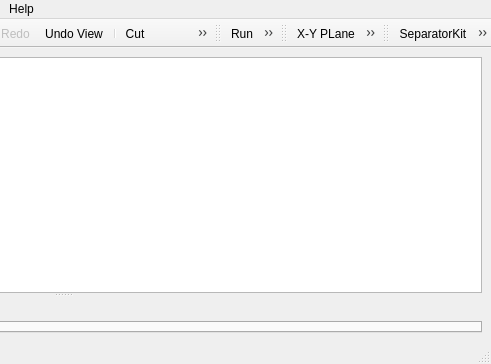
Above: TonatiuhProject/src/source/gui/mainwindow.ui from iat-cener/tonatiuh before the change; both pictures show x 366 to 857 and y 0 to 364 of the 857 by 364 pixel window. Below: the same form after it.
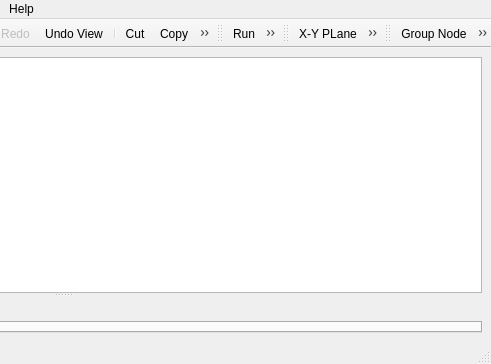
That is the form after the change. Icons and pictures are not drawn. Custom widgets are drawn as their Qt base class.

Commit message: ShapeTroughHyperbola defined with new input parameters

```diff
--- a/TonatiuhProject/src/source/gui/mainwindow.ui
+++ b/TonatiuhProject/src/source/gui/mainwindow.ui
@@ -176,7 +176,7 @@
      </property>
     </widget>
     <addaction name="actionNode"/>
-    <addaction name="actionShapeKit"/>
+    <addaction name="actionSurfaceNode"/>
     <addaction name="separator"/>
     <addaction name="menuShape"/>
     <addaction name="menuMaterial"/>
@@ -311,7 +311,7 @@
     <bool>false</bool>
    </attribute>
    <addaction name="actionNode"/>
-   <addaction name="actionShapeKit"/>
+   <addaction name="actionSurfaceNode"/>
   </widget>
   <action name="actionNew">
    <property name="icon">
@@ -471,7 +471,7 @@
      <normaloff>:/icons/separatorKit.png</normaloff>:/icons/separatorKit.png</iconset>
    </property>
    <property name="text">
-    <string>SeparatorKit</string>
+    <string>Group Node</string>
    </property>
   </action>
   <action name="actionDisplay_rays">
@@ -514,13 +514,13 @@
     <string>Ray Trace Options ...</string>
    </property>
   </action>
-  <action name="actionShapeKit">
+  <action name="actionSurfaceNode">
    <property name="icon">
     <iconset resource="../../tonatiuh.qrc">
      <normaloff>:/icons/shapeKit.png</normaloff>:/icons/shapeKit.png</iconset>
    </property>
    <property name="text">
-    <string>ShapeKit</string>
+    <string>Surface Node</string>
    </property>
   </action>
   <action name="action_X_Y_Plane">
```
The commit also changes 5 other files.
